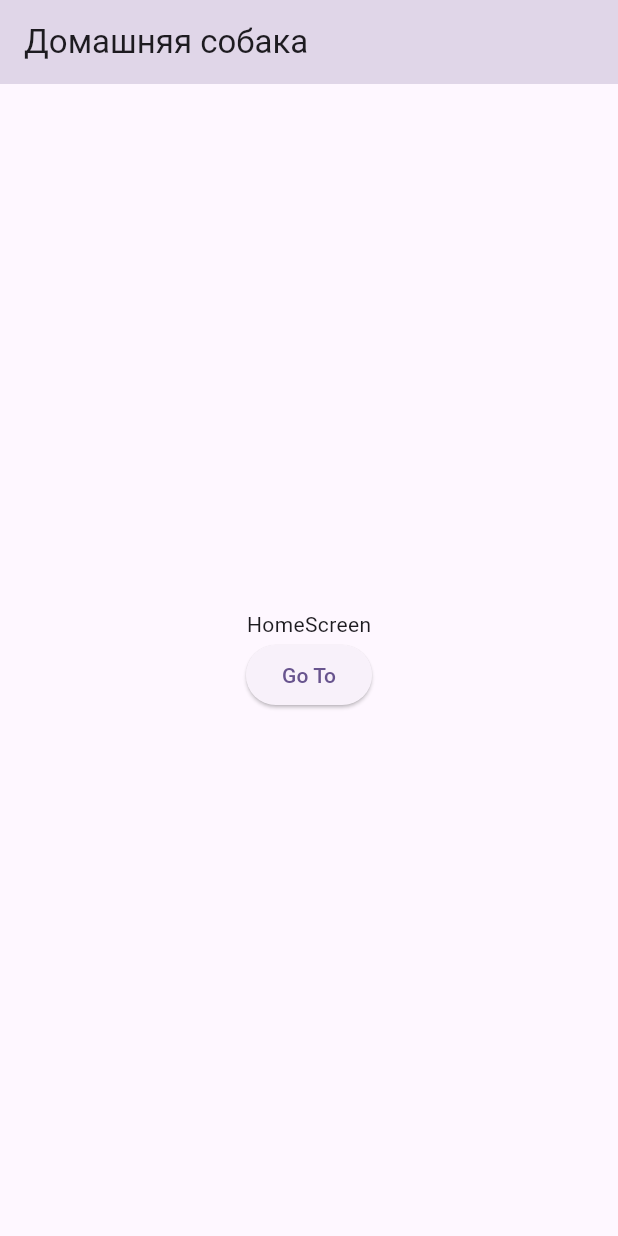
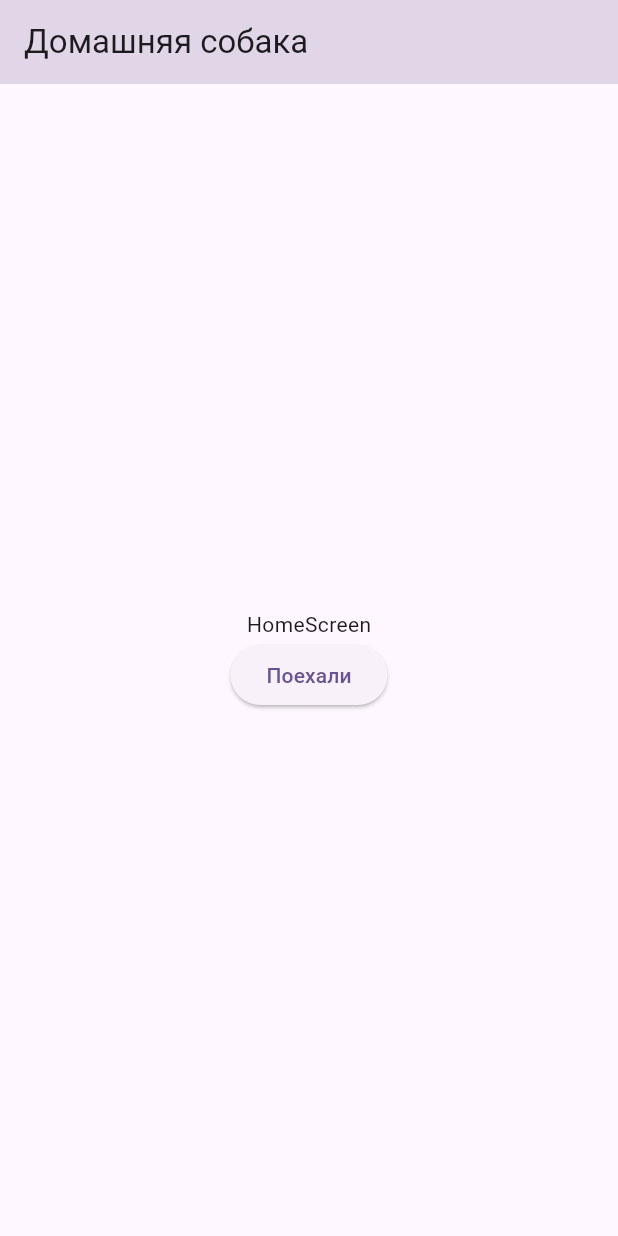
Before and after one commit to AleksandrDeveloper/pet_dog, a Flutter app: the screen it shows after launch, on a phone screen of 412 x 824 dp. Run offline on Flutter 3.47's test engine with Material 2 defaults, Android fonts, the phone set to English and light mode, and no system bars; our stand-ins replace bloc, dio, flutter_bloc, freezed_annotation, get_it, go_router and 1 more.

Commit message:
changed title in buttom

```diff
--- a/lib/screens/home_screen/home_screen.dart
+++ b/lib/screens/home_screen/home_screen.dart
@@ -31,7 +31,7 @@ class _HomeScreenState extends State<HomeScreen> {
                 final user = User(name: 'Alex Frost', age: 33);
                 context.go('/auth', extra: user);
               },
-              child: Text('Go To')),
+              child: Text('Поехали')),
         ],
       ),
     );
```
